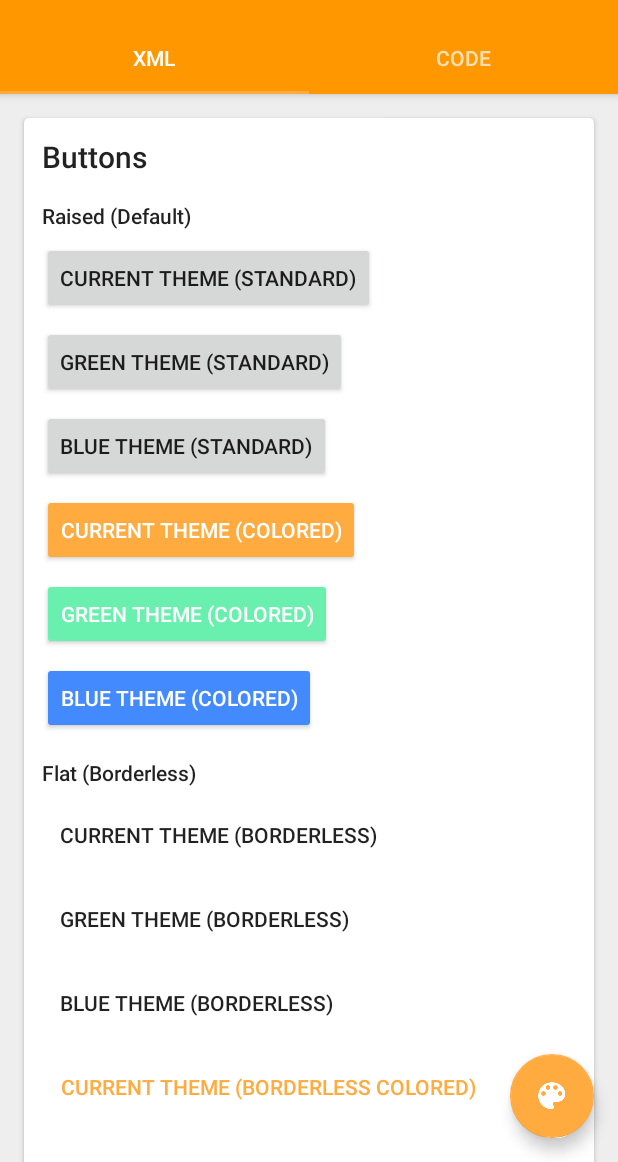
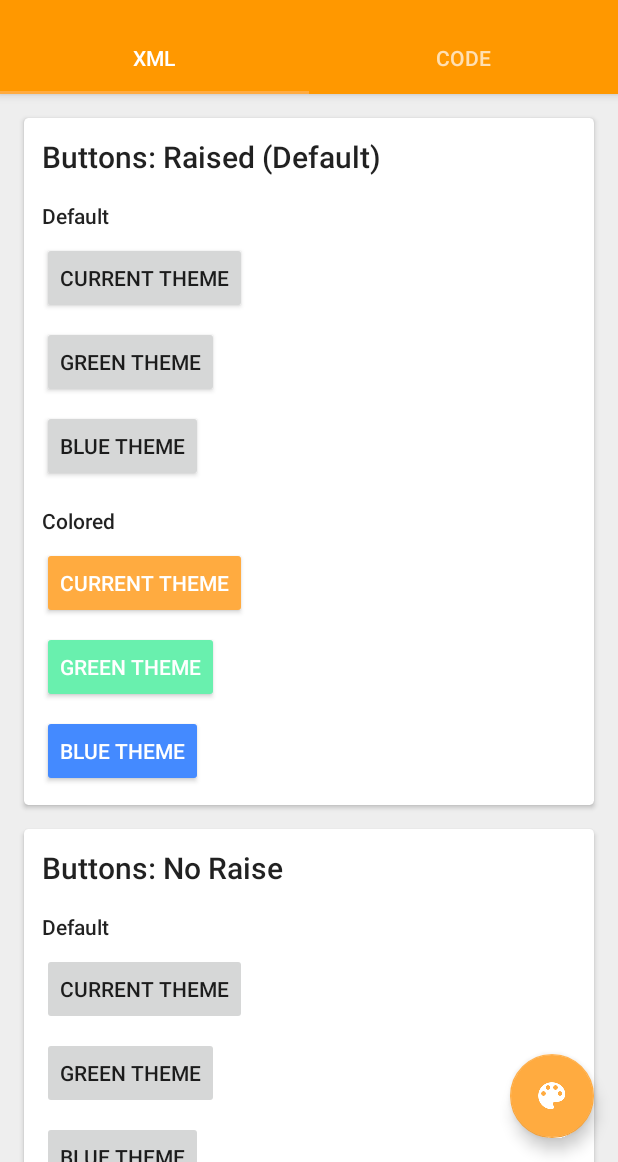
Before and after one commit to StevenByle/Android-Material-Themes-Demo, an Android app: the screen it shows after launch (HomeActivity), on a phone screen of 412 x 824 dp, the part 74-1236 px from its top. Run offline under Robolectric (Android 15) with nearby library versions, the phone set to English and light mode, and no system bars.

Commit message:
Added no raise button styles, organized cards better.

```diff
--- a/MaterialThemesMadeEasy/app/src/main/res/layout/fragment_theme_by_xml.xml
+++ b/MaterialThemesMadeEasy/app/src/main/res/layout/fragment_theme_by_xml.xml
@@ -27,49 +27,56 @@
                 <TextView
                     android:layout_width="wrap_content"
                     android:layout_height="wrap_content"
-                    android:text="Buttons"
+                    android:text="Buttons: Raised (Default)"
                     android:textAppearance="@style/TextStyle.Title"/>
 
                 <TextView
                     android:layout_width="wrap_content"
                     android:layout_height="wrap_content"
                     android:layout_marginTop="@dimen/material_element_spacing_medium"
-                    android:text="Raised (Default)"
+                    android:text="Default"
                     android:textAppearance="@style/TextStyle.Body2"/>
 
                 <Button
                     android:layout_width="wrap_content"
                     android:layout_height="wrap_content"
                     android:layout_marginTop="@dimen/material_element_spacing_small"
-                    android:text="Current Theme (Standard)"/>
+                    android:text="Current Theme"/>
 
                 <Button
                     android:layout_width="wrap_content"
                     android:layout_height="wrap_content"
                     android:layout_marginTop="@dimen/material_element_spacing_small"
-                    android:text="Green Theme (Standard)"
+                    android:text="Green Theme"
                     android:theme="@style/AppTheme.Green"/>
 
                 <Button
                     android:layout_width="wrap_content"
                     android:layout_height="wrap_content"
                     android:layout_marginTop="@dimen/material_element_spacing_small"
-                    android:text="Blue Theme (Standard)"
+                    android:text="Blue Theme"
                     android:theme="@style/AppTheme.Blue"/>
+
+                <TextView
+                    android:layout_width="wrap_content"
+                    android:layout_height="wrap_content"
+                    android:layout_marginTop="@dimen/material_element_spacing_medium"
+                    android:text="Colored"
+                    android:textAppearance="@style/TextStyle.Body2"/>
 
                 <Button
                     style="@style/ButtonStyle.Colored"
                     android:layout_width="wrap_content"
                     android:layout_height="wrap_content"
                     android:layout_marginTop="@dimen/material_element_spacing_small"
-                    android:text="Current Theme (Colored)"/>
+                    android:text="Current Theme"/>
 
                 <Button
                     style="@style/ButtonStyle.Colored"
                     android:layout_width="wrap_content"
                     android:layout_height="wrap_content"
                     android:layout_marginTop="@dimen/material_element_spacing_small"
-                    android:text="Green Theme (Colored)"
+                    android:text="Green Theme"
                     android:theme="@style/AppTheme.Green"/>
 
                 <Button
@@ -77,14 +84,110 @@
                     android:layout_width="wrap_content"
                     android:layout_height="wrap_content"
                     android:layout_marginTop="@dimen/material_element_spacing_small"
-                    android:text="Blue Theme (Colored)"
+                    android:text="Blue Theme"
+                    android:theme="@style/AppTheme.Blue"/>
+            </LinearLayout>
+        </android.support.v7.widget.CardView>
+
+        <android.support.v7.widget.CardView
+            style="@style/CardViewStyle"
+            android:layout_width="match_parent"
+            android:layout_height="wrap_content">
+
+            <LinearLayout
+                android:layout_width="match_parent"
+                android:layout_height="wrap_content"
+                android:orientation="vertical">
+
+                <TextView
+                    android:layout_width="wrap_content"
+                    android:layout_height="wrap_content"
+                    android:text="Buttons: No Raise"
+                    android:textAppearance="@style/TextStyle.Title"/>
+
+                <TextView
+                    android:layout_width="wrap_content"
+                    android:layout_height="wrap_content"
+                    android:layout_marginTop="@dimen/material_element_spacing_medium"
+                    android:text="Default"
+                    android:textAppearance="@style/TextStyle.Body2"/>
+
+                <Button
+                    style="@style/ButtonStyle.NoRaise"
+                    android:layout_width="wrap_content"
+                    android:layout_height="wrap_content"
+                    android:layout_marginTop="@dimen/material_element_spacing_small"
+                    android:text="Current Theme"/>
+
+                <Button
+                    style="@style/ButtonStyle.NoRaise"
+                    android:layout_width="wrap_content"
+                    android:layout_height="wrap_content"
+                    android:layout_marginTop="@dimen/material_element_spacing_small"
+                    android:text="Green Theme"
+                    android:theme="@style/AppTheme.Green"/>
+
+                <Button
+                    style="@style/ButtonStyle.NoRaise"
+                    android:layout_width="wrap_content"
+                    android:layout_height="wrap_content"
+                    android:layout_marginTop="@dimen/material_element_spacing_small"
+                    android:text="Blue Theme"
                     android:theme="@style/AppTheme.Blue"/>
 
                 <TextView
                     android:layout_width="wrap_content"
                     android:layout_height="wrap_content"
                     android:layout_marginTop="@dimen/material_element_spacing_medium"
-                    android:text="Flat (Borderless)"
+                    android:text="Colored"
+                    android:textAppearance="@style/TextStyle.Body2"/>
+
+                <Button
+                    style="@style/ButtonStyle.Colored.NoRaise"
+                    android:layout_width="wrap_content"
+                    android:layout_height="wrap_content"
+                    android:layout_marginTop="@dimen/material_element_spacing_small"
+                    android:text="Current Theme"/>
+
+                <Button
+                    style="@style/ButtonStyle.Colored.NoRaise"
+                    android:layout_width="wrap_content"
+                    android:layout_height="wrap_content"
+                    android:layout_marginTop="@dimen/material_element_spacing_small"
+                    android:text="Green Theme"
+                    android:theme="@style/AppTheme.Green"/>
+
+                <Button
+                    style="@style/ButtonStyle.Colored.NoRaise"
+                    android:layout_width="wrap_content"
+                    android:layout_height="wrap_content"
+                    android:layout_marginTop="@dimen/material_element_spacing_small"
+                    android:text="Blue Theme"
+                    android:theme="@style/AppTheme.Blue"/>
+            </LinearLayout>
+        </android.support.v7.widget.CardView>
+
+        <android.support.v7.widget.CardView
+            style="@style/CardViewStyle"
+            android:layout_width="match_parent"
+            android:layout_height="wrap_content">
+
+            <LinearLayout
+                android:layout_width="match_parent"
+                android:layout_height="wrap_content"
+                android:orientation="vertical">
+
+                <TextView
+                    android:layout_width="wrap_content"
+                    android:layout_height="wrap_content"
+                    android:text="Buttons: Flat"
+                    android:textAppearance="@style/TextStyle.Title"/>
+
+                <TextView
+                    android:layout_width="wrap_content"
+                    android:layout_height="wrap_content"
+                    android:layout_marginTop="@dimen/material_element_spacing_medium"
+                    android:text="Default"
                     android:textAppearance="@style/TextStyle.Body2"/>
 
                 <Button
@@ -92,14 +195,14 @@
                     android:layout_width="wrap_content"
                     android:layout_height="wrap_content"
                     android:layout_marginTop="@dimen/material_element_spacing_small"
-                    android:text="Current Theme (Borderless)"/>
+                    android:text="Current Theme"/>
 
                 <Button
                     style="@style/ButtonStyle.Borderless"
                     android:layout_width="wrap_content"
                     android:layout_height="wrap_content"
                     android:layout_marginTop="@dimen/material_element_spacing_small"
-                    android:text="Green Theme (Borderless)"
+                    android:text="Green Theme"
                     android:theme="@style/AppTheme.Green"/>
 
                 <Button
@@ -107,30 +210,37 @@
                     android:layout_width="wrap_content"
                     android:layout_height="wrap_content"
                     android:layout_marginTop="@dimen/material_element_spacing_small"
-                    android:text="Blue Theme (Borderless)"
+                    android:text="Blue Theme"
                     android:theme="@style/AppTheme.Blue"/>
 
+                <TextView
+                    android:layout_width="wrap_content"
+                    android:layout_height="wrap_content"
+                    android:layout_marginTop="@dimen/material_element_spacing_medium"
+                    android:text="Colored Text"
+                    android:textAppearance="@style/TextStyle.Body2"/>
+
                 <Button
-                    style="@style/ButtonStyle.Borderless.Colored"
+                    style="@style/ButtonStyle.Borderless.ColoredText"
                     android:layout_width="wrap_content"
                     android:layout_height="wrap_content"
                     android:layout_marginTop="@dimen/material_element_spacing_small"
-                    android:text="Current Theme (Borderless Colored)"/>
+                    android:text="Current Theme"/>
 
                 <Button
-                    style="@style/ButtonStyle.Borderless.Colored"
+                    style="@style/ButtonStyle.Borderless.ColoredText"
                     android:layout_width="wrap_content"
                     android:layout_height="wrap_content"
                     android:layout_marginTop="@dimen/material_element_spacing_small"
-                    android:text="Green Theme (Borderless Colored)"
+                    android:text="Green Theme"
                     android:theme="@style/AppTheme.Green"/>
 
                 <Button
-                    style="@style/ButtonStyle.Borderless.Colored"
+                    style="@style/ButtonStyle.Borderless.ColoredText"
                     android:layout_width="wrap_content"
                     android:layout_height="wrap_content"
                     android:layout_marginTop="@dimen/material_element_spacing_small"
-                    android:text="Blue Theme (Borderless Colored)"
+                    android:text="Blue Theme"
                     android:theme="@style/AppTheme.Blue"/>
             </LinearLayout>
         </android.support.v7.widget.CardView>
--- a/MaterialThemesMadeEasy/app/src/main/res/values-v21/styles.xml
+++ b/MaterialThemesMadeEasy/app/src/main/res/values-v21/styles.xml
@@ -22,4 +22,15 @@
         <!-- API specific attributes 21+ -->
         <item name="selectableDrawableColor">@color/selector_blue_pressed</item>
     </style>
+
+    <!-- Button Styles -->
+    <style name="ButtonStyle.NoRaise">
+        <!-- API specific attributes 21+ -->
+        <item name="android:stateListAnimator">@null</item>
+    </style>
+
+    <style name="ButtonStyle.Colored.NoRaise">
+        <!-- API specific attributes 21+ -->
+        <item name="android:stateListAnimator">@null</item>
+    </style>
 </resources>
--- a/MaterialThemesMadeEasy/app/src/main/res/values/attrs.xml
+++ b/MaterialThemesMadeEasy/app/src/main/res/values/attrs.xml
@@ -9,8 +9,6 @@
         <attr name="selectableRectDrawableColored" format="reference"/>
         <attr name="selectableRoundedRectDrawable" format="reference"/>
         <attr name="selectableRoundedRectDrawableColored" format="reference"/>
-
-        <attr name="selectableCircleDrawable" format="reference"/>
     </declare-styleable>
 
 </resources>
--- a/MaterialThemesMadeEasy/app/src/main/res/values/styles.xml
+++ b/MaterialThemesMadeEasy/app/src/main/res/values/styles.xml
@@ -6,13 +6,16 @@
         <item name="windowActionBar">false</item>
         <item name="windowNoTitle">true</item>
 
-        <!-- App specific attributes -->
+        <!-- App specific attributes all APIs -->
         <item name="selectableDrawableColorDefault">@color/selector_black_pressed</item>
-        <item name="selectableDrawableColor">@color/selector_black_pressed</item>
+        <item name="selectableDrawableColor">?selectableDrawableColorDefault</item>
+        <item name="colorControlHighlight">?selectableDrawableColorDefault</item>
     </style>
 
     <!-- App Theme -->
     <style name="AppTheme" parent="BaseTheme">
+
+        <!-- API specific attributes 14+ -->
         <item name="selectableRectDrawable">@drawable/state_list_selectable_rect_black</item>
         <item name="selectableRectDrawableColored">@drawable/state_list_selectable_rect_black</item>
         <item name="selectableRoundedRectDrawable">@drawable/state_list_selectable_rounded_rect_black</item>
@@ -21,11 +24,6 @@
 
 
     <!-- App Theme Variants TODO -->
-    <style name="AppTheme.Red">
-        <item name="colorPrimary">@color/material_red_500</item>
-        <item name="colorPrimaryDark">@color/material_red_700</item>
-        <item name="colorAccent">@color/material_red_a200</item>
-    </style>
 
     <!-- Orange App Theme -->
     <style name="BaseTheme.Orange" parent="AppTheme">
@@ -106,13 +104,21 @@
     <style name="ButtonStyle" parent="Widget.AppCompat.Button">
     </style>
 
+    <style name="ButtonStyle.NoRaise">
+        <!-- Pre API 21 has no raise effect by default -->
+    </style>
+
     <style name="ButtonStyle.Colored" parent="Widget.AppCompat.Button.Colored">
+    </style>
+
+    <style name="ButtonStyle.Colored.NoRaise">
+        <!-- Pre API 21 has no raise effect by default -->
     </style>
 
     <style name="ButtonStyle.Borderless" parent="Widget.AppCompat.Button.Borderless">
     </style>
 
-    <style name="ButtonStyle.Borderless.Colored" parent="Widget.AppCompat.Button.Borderless.Colored">
+    <style name="ButtonStyle.Borderless.ColoredText" parent="Widget.AppCompat.Button.Borderless.Colored">
     </style>
 
     <!-- Selectable Item Styles -->
```
